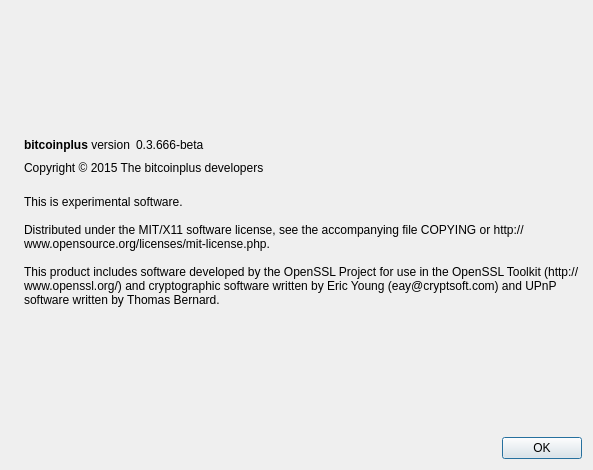
First picture: the form in src/qt/forms/aboutdialog.ui, repository stubma/xbcwalletsource, before the edit.
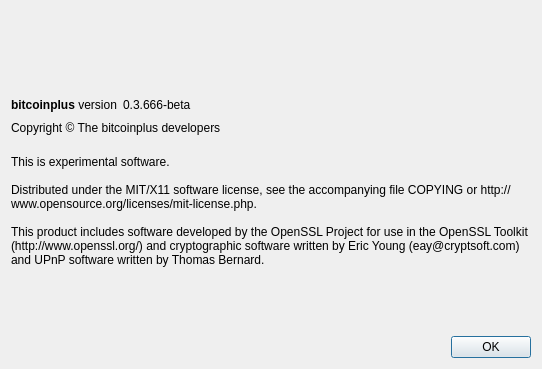
Second picture: the form after the edit. Icons and pictures are not drawn.

Commit message: GUI and style updates, new logos - version up

What changed in the file:
```diff
--- a/src/qt/forms/aboutdialog.ui
+++ b/src/qt/forms/aboutdialog.ui
@@ -6,26 +6,287 @@
    <rect>
     <x>0</x>
     <y>0</y>
-    <width>593</width>
-    <height>470</height>
+    <width>542</width>
+    <height>369</height>
    </rect>
   </property>
   <property name="windowTitle">
    <string>About bitcoinplus</string>
   </property>
+  <property name="styleSheet">
+   <string notr="true">QDialog {
+        color: white;
+        background-color: #343434;
+        border: none;
+}
+
+QMainWindow {
+        color: white;
+        background-color: #343434;
+        border: none;
+}
+
+QMenu {
+        background-color: #343434;
+        color: white;
+}
+
+QMenu::item:selected {
+        background-color: #e86941;
+        color: white;
+}
+
+QMenu::item:hover {
+        background-color: #33ffff;
+        color: white;
+}
+
+QProgressBar {
+        background-color: #343434;
+        border-radius: 6px;
+        text-align: center;
+        color: white;
+}
+
+QProgressBar::chunk {
+        background: QLinearGradient(x1: 0, y1: 0, x2: 1, y2: 0, stop: 0 #000000, stop: 1 #e86941);
+        border-radius: 6px; margin: 0px;
+}
+
+QScrollArea {
+        border-radius: 6px;
+        border-width: 0;
+        border-style: none;
+        padding: 8px;
+        background-color: #000000;
+        color: white;
+}
+
+QFormLayout {
+        border-radius: 6px;
+        border-width: 0;
+        border-style: none;
+        padding: 8px;
+        background-color: #000000;
+        color: white;
+}
+
+QCheckBox {
+        border-radius: 4px;
+        border-width: 0;
+        border-style: none;
+        padding: 8px;
+        background-color: #000000;
+        color: white;
+}
+
+QVBoxLayout {
+        border-radius: 6px;
+        border-width: 0;
+        border-style: none;
+        padding: 8px;
+        background-color: #000000;
+        color: white;
+}
+
+QFrame#central {
+        background-color: #343434;
+        border: none
+}
+
+QFrame#SendCoinsEntry {
+        background-color: #343434;
+        border: none;
+        min-width: 10em;
+        padding: 6px;
+}
+
+QFrame#frame, QFrame#frame_2, QFrame#frame_3 {
+        background-color: #000000;
+        border-style: plain;
+        border-width: 20px;
+        border-radius: 15px;
+        border-color: #000000;
+        min-width: 10em;
+        padding: 6px;
+}
+
+QLabel {
+        background-color: transparent;
+        color: white;
+        font-weight: normal
+}
+
+QLabel[openExternalLinks=true], QHeaderView {
+        color: #aaaaaa
+}
+
+QLabel[openExternalLinks=false] {
+        color: white;
+        font-weight: normal
+}
+
+QPushButton, QToolButton {
+        border: 2px solid #000000;
+        border-radius: 3px;
+        background-color: #000000;
+        color: white;
+        padding: 6px;
+        margin: 6px;
+}
+
+QPushButton:checked, QToolButton:checked {
+        color: #e86941;
+}
+
+QPushButton:pressed, QToolButton:pressed {
+        border-color: #e86941;
+        color: #e86941;
+}
+
+QPushButton:disabled, QToolButton:disabled {
+        color: #444;
+        background-color: #222222;
+}
+
+scrollAreaWidgetContents QToolButton {
+        border-radius: 8px;
+        border-width: 0px;
+}
+
+scrollAreaWidgetContents {
+        background: #222222
+}
+
+scrollAreaWidgetContents &gt; QFrame {
+        background-color: #222222;
+        border-width: 0px;
+        border-style: none;
+}
+
+QToolBar {
+        background: #343434;
+        border: 0px solid black;
+        padding: 3px;
+}
+
+QToolBar::handle {
+        image: url(handle.png);
+}
+
+QMenuBar {
+        background: #343434;
+}
+
+QMenuBar::item {
+        background: #343434;
+        color: white;
+}
+
+QStatusBar {
+        background: #343434;
+}
+
+QLineEdit {
+        border-radius: 6px;
+        border-width: 1px;
+        border-color: #222222;
+        padding: 8px;
+        background-color: #000000;
+        color: white;
+}
+
+QLineEdit:disabled {
+        border-radius: 6px;
+        border-width: 1px;
+        border-color: #222222;
+        padding: 8px;
+        background-color: #262626;
+        color: white;
+}
+
+QComboBox {
+        border-radius: 8px;
+        border-width: 0;
+        border-style: none;
+        padding: 4px;
+        background-color: #000000;
+        color: white;
+}
+
+payAmount {
+        border-radius: 8px;
+        border-width: 0;
+        border-style: none;
+        padding: 4px;
+        background-color: #000000;
+        color: white;
+}
+
+QComboBox::drop-down {
+        border-width: 0;
+        border-style: none;
+        background-color: #000000;
+        color: white;
+}
+
+QTableView {
+        background: #000000;
+        color: white;
+        border-style: none;
+        selection-background-color: #aaaaaa;
+        alternate-background-color: #222222;
+        selection-color: #000000;
+        border: 0px solid black;
+}
+
+QHeaderView {
+        color: #aaaaaa;
+        background-color: #000000;
+        background-image: none;
+}
+
+QHeaderView::section {
+        color: #aaaaaa;
+        background-color: #222222;
+}
+
+QHeaderView::section:checked {
+        background-color: #000000;
+}
+
+QTabWidget {
+        background: #343434;
+}
+
+QTabWidget::pane {
+        border-top: 1px solid #000000;
+        border: 2px solid #000000;
+        border-bottom-left-radius: 8px;
+        border-bottom-right-radius: 8px;
+        border-top-right-radius: 8px;
+        background: #343434;
+}
+
+QTabWidget::tab-bar {
+        left: 5px;
+}
+
+</string>
+  </property>
   <layout class="QHBoxLayout" name="horizontalLayout_2">
-   <item>
-    <widget class="QLabel" name="about_lbl">
-     <property name="sizePolicy">
-      <sizepolicy hsizetype="Preferred" vsizetype="Ignored">
-       <horstretch>0</horstretch>
-       <verstretch>0</verstretch>
-      </sizepolicy>
-     </property>
-    </widget>
-   </item>
    <item>
     <layout class="QVBoxLayout" name="verticalLayout_2">
+     <item>
+      <widget class="QLabel" name="about_lbl">
+       <property name="text">
+        <string/>
+       </property>
+       <property name="pixmap">
+        <pixmap resource="../bitcoin.qrc">:/images/about_new</pixmap>
+       </property>
+      </widget>
+     </item>
      <item>
       <spacer name="verticalSpacer_2">
        <property name="orientation">
@@ -88,7 +349,7 @@
         <cursorShape>IBeamCursor</cursorShape>
        </property>
        <property name="text">
-        <string>Copyright © 2015 The bitcoinplus developers</string>
+        <string>Copyright © The bitcoinplus developers</string>
        </property>
        <property name="textInteractionFlags">
         <set>Qt::LinksAccessibleByMouse|Qt::TextSelectableByKeyboard|Qt::TextSelectableByMouse</set>
```
Left out of the diff: 4 changed lines with no effect on the pictures. The commit also changes 61 other files.
